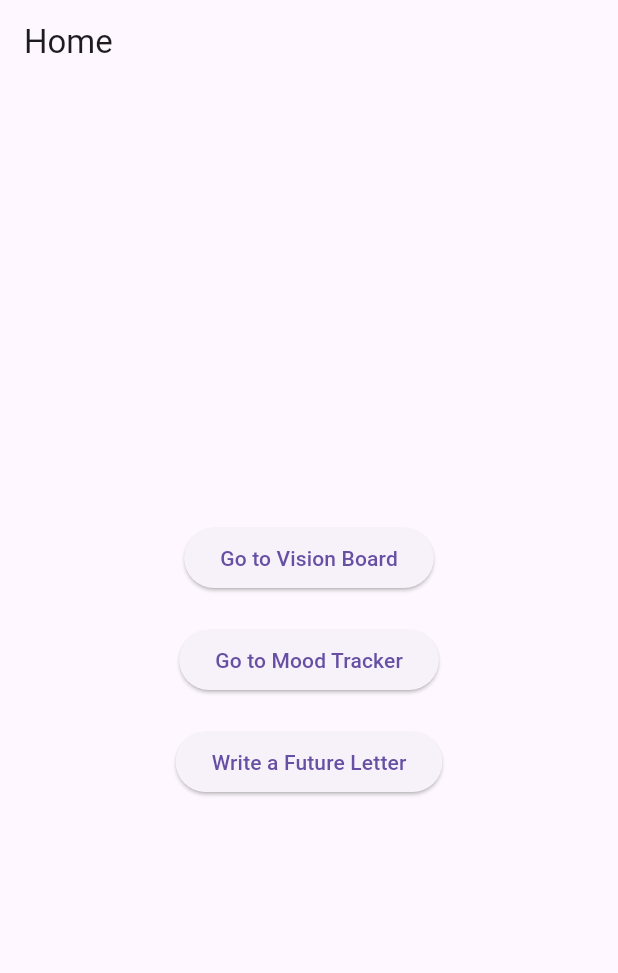
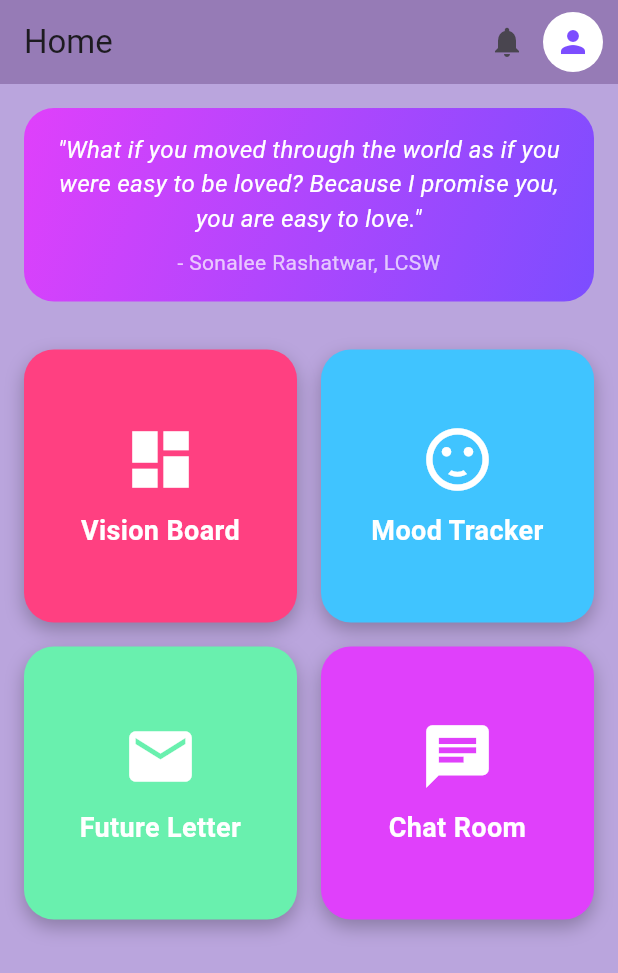
Before and after one commit to ek08052004/healthyminds, a Flutter app: the screen it shows after launch, on a phone screen of 412 x 824 dp. Shown: the top 973 px of the screen. Run offline on Flutter 3.47's test engine with Material 3 defaults, Android fonts, the phone set to English and light mode, and no system bars; our stand-ins replace fl_chart, image_picker, table_calendar.

Commit message:
public chat room added and home screen changed

```diff
--- a/lib/screens/home_screen.dart
+++ b/lib/screens/home_screen.dart
@@ -1,7 +1,8 @@
 import 'package:flutter/material.dart';
 import 'vision_board_screen.dart';
-import 'mood_tracker_screen.dart'; // Import MoodTrackerScreen
-import 'future_letter_screen.dart'; // Import FutureLetterScreen
+import 'mood_tracker_screen.dart';
+import 'future_letter_screen.dart';
+import 'public_chat_room_screen.dart'; // Import the PublicChatRoomScreen
 
 class HomeScreen extends StatelessWidget {
   @override
@@ -9,45 +10,166 @@ class HomeScreen extends StatelessWidget {
     return Scaffold(
       appBar: AppBar(
         title: Text('Home'),
+        backgroundColor:
+            const Color.fromARGB(255, 150, 123, 182), // Darker purple
+        actions: [
+          IconButton(
+            icon: Icon(Icons.notifications),
+            onPressed: () {
+              // Handle notifications here
+              print('Notifications clicked');
+            },
+          ),
+          GestureDetector(
+            onTap: () {
+              // Handle profile action here
+              print('Profile clicked');
+            },
+            child: CircleAvatar(
+              backgroundColor: Colors.white,
+              child: Icon(Icons.person, color: Colors.deepPurpleAccent),
+            ),
+          ),
+          SizedBox(width: 10),
+        ],
       ),
-      body: Center(
+      backgroundColor: const Color.fromARGB(
+          255, 186, 165, 221), // Set a lighter purple background
+      body: Column(
+        children: [
+          _buildQuoteCard(),
+          Expanded(
+            child: Padding(
+              padding: const EdgeInsets.all(16.0),
+              child: GridView.count(
+                crossAxisCount: 2,
+                crossAxisSpacing: 16.0,
+                mainAxisSpacing: 16.0,
+                children: [
+                  _buildMenuItem(
+                    context,
+                    'Vision Board',
+                    VisionBoardScreen(),
+                    Icons.dashboard,
+                    Colors.pinkAccent,
+                    Colors.white,
+                  ),
+                  _buildMenuItem(
+                    context,
+                    'Mood Tracker',
+                    MoodTrackerScreen(),
+                    Icons.sentiment_satisfied,
+                    Colors.lightBlueAccent,
+                    Colors.white,
+                  ),
+                  _buildMenuItem(
+                    context,
+                    'Future Letter',
+                    FutureLetterScreen(),
+                    Icons.mail,
+                    Colors.greenAccent,
+                    Colors.white,
+                  ),
+                  _buildMenuItem(
+                    context,
+                    'Chat Room',
+                    PublicChatRoomScreen(),
+                    Icons.chat,
+                    Colors.purpleAccent,
+                    Colors.white,
+                  ),
+                ],
+              ),
+            ),
+          ),
+        ],
+      ),
+    );
+  }
+
+  Widget _buildQuoteCard() {
+    return Padding(
+      padding: const EdgeInsets.all(16.0),
+      child: Container(
+        width: double.infinity,
+        decoration: BoxDecoration(
+          gradient: LinearGradient(
+            colors: [Colors.purpleAccent, Colors.deepPurpleAccent],
+            begin: Alignment.topLeft,
+            end: Alignment.bottomRight,
+          ),
+          borderRadius: BorderRadius.circular(20),
+        ),
+        padding: EdgeInsets.all(16),
+        child: Column(
+          mainAxisSize: MainAxisSize.min,
+          children: [
+            Text(
+              '"What if you moved through the world as if you were easy to be loved? Because I promise you, you are easy to love."',
+              style: TextStyle(
+                color: Colors.white,
+                fontSize: 16,
+                fontStyle: FontStyle.italic,
+              ),
+              textAlign: TextAlign.center,
+            ),
+            SizedBox(height: 8),
+            Text(
+              '- Sonalee Rashatwar, LCSW',
+              style: TextStyle(
+                color: Colors.white70,
+                fontSize: 14,
+              ),
+              textAlign: TextAlign.center,
+            ),
+          ],
+        ),
+      ),
+    );
+  }
+
+  Widget _buildMenuItem(
+    BuildContext context,
+    String text,
+    Widget screen,
+    IconData icon,
+    Color backgroundColor,
+    Color textColor,
+  ) {
+    return GestureDetector(
+      onTap: () {
+        Navigator.push(
+          context,
+          MaterialPageRoute(
+            builder: (context) => screen,
+          ),
+        );
+      },
+      child: Container(
+        decoration: BoxDecoration(
+          color: backgroundColor,
+          borderRadius: BorderRadius.circular(20),
+          boxShadow: [
+            BoxShadow(
+              color: Colors.black26,
+              blurRadius: 10,
+              offset: Offset(0, 5),
+            ),
+          ],
+        ),
         child: Column(
           mainAxisAlignment: MainAxisAlignment.center,
           children: [
-            ElevatedButton(
-              onPressed: () {
-                Navigator.push(
-                  context,
-                  MaterialPageRoute(
-                    builder: (context) => VisionBoardScreen(),
-                  ),
-                );
-              },
-              child: Text('Go to Vision Board'),
-            ),
-            SizedBox(height: 20),
-            ElevatedButton(
-              onPressed: () {
-                Navigator.push(
-                  context,
-                  MaterialPageRoute(
-                    builder: (context) => MoodTrackerScreen(),
-                  ),
-                );
-              },
-              child: Text('Go to Mood Tracker'),
-            ),
-            SizedBox(height: 20),
-            ElevatedButton(
-              onPressed: () {
-                Navigator.push(
-                  context,
-                  MaterialPageRoute(
-                    builder: (context) => FutureLetterScreen(),
-                  ),
-                );
-              },
-              child: Text('Write a Future Letter'),
+            Icon(icon, size: 50, color: textColor),
+            SizedBox(height: 10),
+            Text(
+              text,
+              style: TextStyle(
+                fontSize: 18,
+                color: textColor,
+                fontWeight: FontWeight.bold,
+              ),
+              textAlign: TextAlign.center,
             ),
           ],
         ),
```
Also changed, not shown: lib/screens/public_chat_room_screen.dart (added, +138 -0 lines), pubspec.lock.
